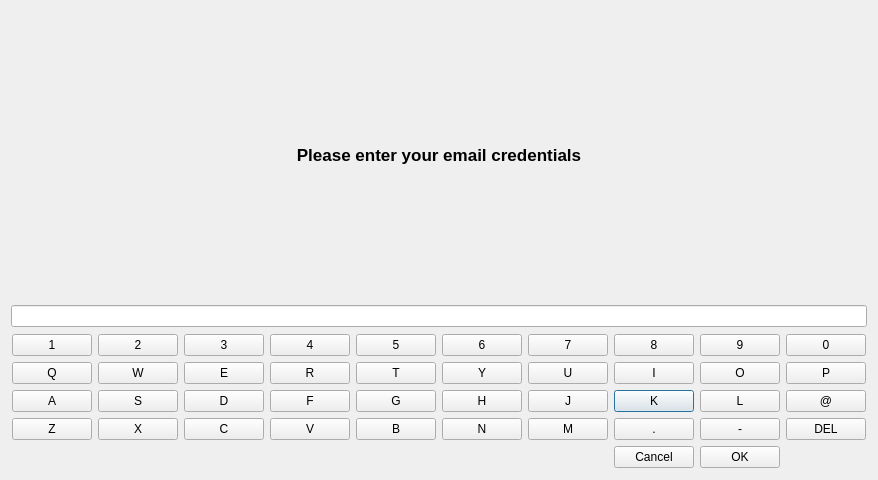
Above: userlogin_manual.ui from ebjordal/sbmachine before the change. Below: the same form after it.
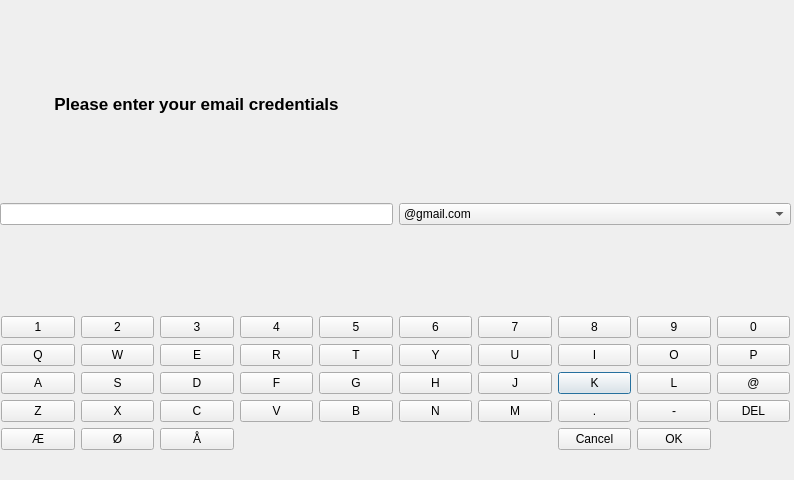
That is the form after the change.

Commit message: Started fixing manual login gui. updated gui with qcombobox for email adresses. Some more work required...

What changed in the file:
```diff
--- a/userlogin_manual.ui
+++ b/userlogin_manual.ui
@@ -9,7 +9,7 @@
    <rect>
     <x>0</x>
     <y>0</y>
-    <width>800</width>
+    <width>794</width>
     <height>480</height>
    </rect>
   </property>
@@ -31,10 +31,39 @@
   <property name="modal">
    <bool>false</bool>
   </property>
+  <widget class="QWidget" name="">
+   <property name="geometry">
+    <rect>
+     <x>0</x>
+     <y>10</y>
+     <width>791</width>
+     <height>441</height>
+    </rect>
+   </property>
   <layout class="QGridLayout" name="gridLayout">
    <item row="0" column="0">
-    <layout class="QVBoxLayout" name="userinputbox">
-     <item>
+     <layout class="QGridLayout" name="Inputlayout">
+      <item row="2" column="0">
+       <spacer name="verticalSpacer_3">
+        <property name="orientation">
+         <enum>Qt::Vertical</enum>
+        </property>
+        <property name="sizeHint" stdset="0">
+         <size>
+          <width>20</width>
+          <height>40</height>
+         </size>
+        </property>
+       </spacer>
+      </item>
+      <item row="3" column="0">
+       <widget class="QLineEdit" name="user_email">
+        <property name="maxLength">
+         <number>50</number>
+        </property>
+       </widget>
+      </item>
+      <item row="1" column="0">
       <widget class="QLabel" name="label">
        <property name="font">
         <font>
@@ -51,13 +80,81 @@
        </property>
       </widget>
      </item>
+      <item row="4" column="0">
+       <spacer name="verticalSpacer">
+        <property name="orientation">
+         <enum>Qt::Vertical</enum>
+        </property>
+        <property name="sizeHint" stdset="0">
+         <size>
+          <width>20</width>
+          <height>40</height>
+         </size>
+        </property>
+       </spacer>
+      </item>
+      <item row="0" column="0">
+       <spacer name="verticalSpacer_2">
+        <property name="orientation">
+         <enum>Qt::Vertical</enum>
+        </property>
+        <property name="sizeHint" stdset="0">
+         <size>
+          <width>20</width>
+          <height>40</height>
+         </size>
+        </property>
+       </spacer>
+      </item>
+      <item row="3" column="1">
+       <widget class="QComboBox" name="emailShorts">
      <item>
-      <widget class="QLineEdit" name="user_email">
-       <property name="maxLength">
-        <number>50</number>
-       </property>
-      </widget>
-     </item>
+         <property name="text">
+          <string>@gmail.com</string>
+         </property>
+        </item>
+        <item>
+         <property name="text">
+          <string>@emgs.com</string>
+         </property>
+        </item>
+        <item>
+         <property name="text">
+          <string>@hotmail.com</string>
+         </property>
+        </item>
+        <item>
+         <property name="text">
+          <string>@spinbean.com</string>
+         </property>
+        </item>
+        <item>
+         <property name="text">
+          <string>@yahoo.com</string>
+         </property>
+        </item>
+       </widget>
+      </item>
+      <item row="1" column="1">
+       <widget class="QLabel" name="label_2">
+        <property name="text">
+         <string/>
+        </property>
+       </widget>
+      </item>
+      <item row="0" column="1">
+       <spacer name="horizontalSpacer">
+        <property name="orientation">
+         <enum>Qt::Horizontal</enum>
+        </property>
+        <property name="sizeHint" stdset="0">
+         <size>
+          <width>30</width>
+          <height>20</height>
+         </size>
+        </property>
+       </spacer>
+      </item>
     </layout>
    </item>
    <item row="1" column="0">
@@ -374,9 +471,31 @@
        </property>
       </widget>
      </item>
+      <item row="4" column="0">
+       <widget class="QPushButton" name="pushButton_ae">
+        <property name="text">
+         <string>Æ</string>
+        </property>
+       </widget>
+      </item>
+      <item row="4" column="1">
+       <widget class="QPushButton" name="pushButton_oe">
+        <property name="text">
+         <string>Ø</string>
+        </property>
+       </widget>
+      </item>
+      <item row="4" column="2">
+       <widget class="QPushButton" name="pushButton_aa">
+        <property name="text">
+         <string>Å</string>
+        </property>
+       </widget>
+      </item>
     </layout>
    </item>
   </layout>
+  </widget>
  </widget>
  <resources/>
  <connections/>
```
Lines whose indentation alone changed are shown as unchanged. The commit also changes 2 other files.
